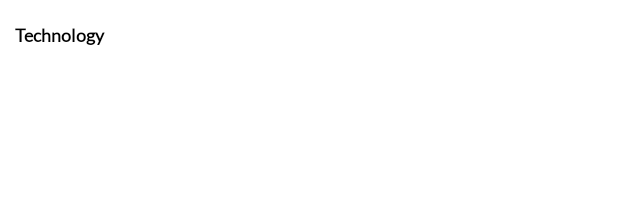
After one commit to HarishVS12/Links, an Android app: the layout container_feed_tags.xml on its own in the app's theme, with its tools: preview values and no code run, on a phone screen of 412 x 824 dp. The commit adds this screen. Shown: the top 218 px of the screen. Run offline under Robolectric (Android 15) with nearby library versions, the phone set to English and light mode, and no system bars.

Commit message:
Add container for feed

```diff
--- /dev/null
+++ b/app/src/main/res/color/color_feed_bg_selector.xml
@@ -0,0 +1,10 @@
+<?xml version="1.0" encoding="utf-8"?>
+<selector xmlns:android="http://schemas.android.com/apk/res/android">
+
+    <item android:color="@color/white"
+        android:state_selected="false"/>
+
+    <item android:color="@color/primaryColor"
+        android:state_selected="true"/>
+
+</selector>
--- /dev/null
+++ b/app/src/main/res/color/color_feed_text_selector.xml
@@ -0,0 +1,10 @@
+<?xml version="1.0" encoding="utf-8"?>
+<selector xmlns:android="http://schemas.android.com/apk/res/android">
+
+    <item android:color="@color/black"
+        android:state_selected="false"/>
+
+    <item android:color="@color/white"
+        android:state_selected="true"/>
+
+</selector>
--- /dev/null
+++ b/app/src/main/res/drawable/ic_background_feed.xml
@@ -0,0 +1,18 @@
+<?xml version="1.0" encoding="utf-8"?>
+<shape
+    xmlns:android="http://schemas.android.com/apk/res/android"
+    android:shape="rectangle"
+    >
+
+    <solid
+        android:color="@color/white"/>
+    <stroke
+        android:color="@color/lightPrimaryColorVariant"
+        android:width="1dp"
+        />
+
+    <corners
+        android:radius="2dp"
+        />
+
+</shape>
--- a/app/src/main/res/drawable/ic_fab_add.xml
+++ b/app/src/main/res/drawable/ic_fab_add.xml
@@ -3,7 +3,7 @@
     android:height="24dp"
     android:viewportWidth="24"
     android:viewportHeight="24"
-    android:tint="?attr/colorControlNormal">
+    android:tint="@color/white">
   <path
       android:fillColor="@android:color/white"
       android:pathData="M19,13h-6v6h-2v-6H5v-2h6V5h2v6h6v2z"/>
--- /dev/null
+++ b/app/src/main/res/layout/container_feed_tags.xml
@@ -0,0 +1,53 @@
+<?xml version="1.0" encoding="utf-8"?>
+<layout xmlns:android="http://schemas.android.com/apk/res/android"
+    xmlns:app="http://schemas.android.com/apk/res-auto"
+    xmlns:tools="http://schemas.android.com/tools">
+
+    <data>
+
+        <variable
+            name="vm"
+            type="com.linksofficial.links.viewmodel.AddPostVM" />
+
+        <import type="android.view.View" />
+
+    </data>
+
+    <FrameLayout
+        android:id="@+id/frame"
+        android:layout_width="wrap_content"
+        android:layout_height="wrap_content">
+
+
+        <FrameLayout
+            android:id="@+id/card_tag"
+            android:layout_width="wrap_content"
+            android:layout_height="wrap_content"
+            android:layout_margin="6dp"
+            tools:backgroundTint="@color/white"
+            android:backgroundTint="@color/color_feed_bg_selector"
+            android:background="@drawable/ic_background_feed"
+            android:clickable="true">
+
+            <!--            android:onClick="@{(v) -> vm.selected(v)}"-->
+
+            <TextView
+                android:id="@+id/tv_tags"
+                android:layout_width="wrap_content"
+                android:layout_height="wrap_content"
+                android:background="?attr/selectableItemBackground"
+                android:clickable="true"
+                android:fontFamily="@font/lato_regular"
+                android:paddingHorizontal="4dp"
+                android:paddingVertical="10dp"
+                android:text="Technology"
+                tools:textColor="@color/black"
+                android:textColor="@color/color_feed_text_selector"
+                android:textSize="12sp"
+                android:textStyle="bold" />
+
+        </FrameLayout>
+
+    </FrameLayout>
+
+</layout>
--- a/app/src/main/res/layout/fragment_add_post.xml
+++ b/app/src/main/res/layout/fragment_add_post.xml
@@ -163,7 +163,7 @@
                         android:layout_height="wrap_content"
                         android:layout_marginTop="@dimen/margin_24"
                         android:hint="Link"
-                        app:boxStrokeColor="@color/text_input_color"
+                        app:boxStrokeColor="@color/color_text_input_color"
                         app:boxStrokeWidth="2dp"
                         app:boxStrokeWidthFocused="3dp"
                         app:errorEnabled="true"
@@ -190,7 +190,7 @@
                         android:layout_height="wrap_content"
                         android:layout_marginTop="14dp"
                         android:hint="Title"
-                        app:boxStrokeColor="@color/text_input_color"
+                        app:boxStrokeColor="@color/color_text_input_color"
                         app:boxStrokeWidth="2dp"
                         app:boxStrokeWidthFocused="3dp"
                         app:counterEnabled="true"
@@ -220,7 +220,7 @@
                         android:layout_height="wrap_content"
                         android:layout_marginTop="14dp"
                         android:hint="Caption"
-                        app:boxStrokeColor="@color/text_input_color"
+                        app:boxStrokeColor="@color/color_text_input_color"
                         app:boxStrokeWidth="2dp"
                         app:boxStrokeWidthFocused="3dp"
                         app:counterEnabled="true"
--- a/app/src/main/res/layout/fragment_edit_profile.xml
+++ b/app/src/main/res/layout/fragment_edit_profile.xml
@@ -119,7 +119,7 @@
                         android:layout_marginTop="@dimen/margin_20"
                         android:hint="Username"
                         app:startIconDrawable="@drawable/ic_username"
-                        app:boxStrokeColor="@color/text_input_color"
+                        app:boxStrokeColor="@color/color_text_input_color"
                         app:hintEnabled="true"
                         app:boxStrokeWidth="2dp"
                         app:counterEnabled="true"
@@ -147,7 +147,7 @@
                         android:layout_marginTop="@dimen/margin_20"
                         app:startIconDrawable="@drawable/ic_bio"
                         android:hint="Bio"
-                        app:boxStrokeColor="@color/text_input_color"
+                        app:boxStrokeColor="@color/color_text_input_color"
                         app:endIconMode="clear_text"
                         app:hintEnabled="true"
                         app:counterEnabled="true"
@@ -175,7 +175,7 @@
                         android:layout_height="wrap_content"
                         android:layout_marginTop="@dimen/margin_20"
                         app:startIconDrawable="@drawable/ic_tags"
-                        app:boxStrokeColor="@color/text_input_color"
+                        app:boxStrokeColor="@color/color_text_input_color"
                         app:hintEnabled="true"
                         app:endIconMode="clear_text"
                         android:hint="Tags that you like"
--- a/app/src/main/res/layout/fragment_feed.xml
+++ b/app/src/main/res/layout/fragment_feed.xml
@@ -42,9 +42,17 @@
                         android:layout_gravity="center"
                         />
 
+                </LinearLayout>
 
-
-                </LinearLayout>
+                <androidx.recyclerview.widget.RecyclerView
+                    android:id="@+id/rv_tags"
+                    android:layout_width="match_parent"
+                    android:layout_height="wrap_content"
+                    android:layout_marginTop="@dimen/margin_16"
+                    app:layoutManager="androidx.recyclerview.widget.LinearLayoutManager"
+                    tools:listitem="@layout/container_feed_tags"
+                    tools:orientation="horizontal"
+                    />
 
             </com.google.android.material.appbar.AppBarLayout>
 
@@ -59,7 +67,9 @@
         android:layout_marginEnd="@dimen/margin_16"
         android:layout_marginBottom="@dimen/margin_16"
         android:src="@drawable/ic_fab_add"
+        app:tint="@color/white"
         app:elevation="8dp"
+        android:backgroundTint="@color/primaryColor"
         android:layout_gravity="end|bottom"
         app:layout_constraintBottom_toBottomOf="parent"
         app:layout_constraintEnd_toEndOf="parent" />
```
Also changed, not shown: app/src/main/res/color/color_bottom_nav_selector.xml (renamed from app/src/main/res/color/bottom_nav_color_selector.xml), app/src/main/res/color/color_text_input_color.xml (renamed from app/src/main/res/color/text_input_color.xml).
